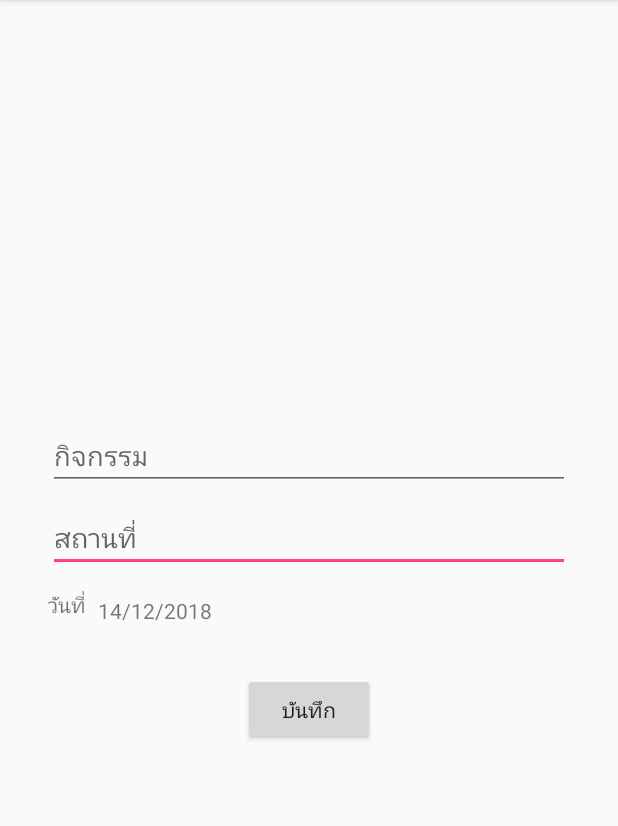
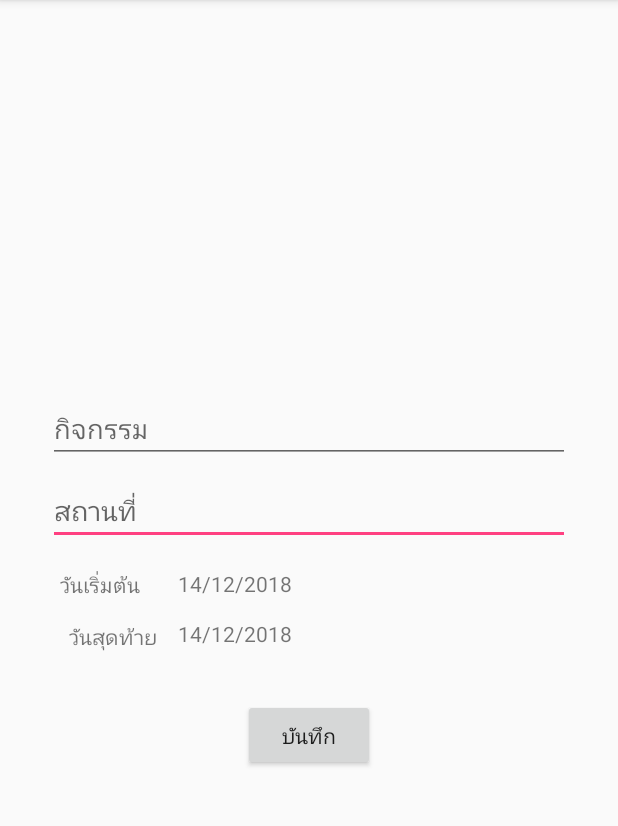
Before and after one commit to nuvvlyy/scheduleproject, an Android app: the Addschedule screen opened directly, with no data from a screen before it, on a phone screen of 412 x 824 dp, the part 84-910 px from its top. Run offline under Robolectric (Android 15) with nearby library versions, the phone set to English and light mode, and no system bars.

```diff
--- a/app/src/main/res/layout/activity_addschedule.xml
+++ b/app/src/main/res/layout/activity_addschedule.xml
@@ -27,16 +27,28 @@
 
     <TextView
         android:id="@+id/Date_edit_text"
-        android:layout_width="0dp"
-        android:layout_height="wrap_content"
-        android:layout_marginEnd="32dp"
+        android:layout_width="236dp"
+        android:layout_height="17dp"
+        android:layout_marginEnd="8dp"
+        android:layout_marginStart="8dp"
+        android:layout_marginTop="16dp"
+        app:layout_constraintBottom_toTopOf="@+id/end_Date_edit_text"
+        app:layout_constraintEnd_toEndOf="@+id/venue_edit_text"
+        app:layout_constraintStart_toEndOf="@+id/Date_textView"
+        app:layout_constraintTop_toBottomOf="@+id/venue_edit_text" />
+
+    <TextView
+        android:id="@+id/end_Date_edit_text"
+        android:layout_width="237dp"
+        android:layout_height="21dp"
+        android:layout_marginEnd="8dp"
         android:layout_marginStart="8dp"
         android:layout_marginTop="16dp"
         app:layout_constraintBottom_toTopOf="@+id/save_button"
-        app:layout_constraintEnd_toEndOf="parent"
-        app:layout_constraintHorizontal_bias="0.0"
-        app:layout_constraintStart_toEndOf="@+id/textView"
-        app:layout_constraintTop_toBottomOf="@+id/venue_edit_text" />
+        app:layout_constraintEnd_toEndOf="@+id/Date_edit_text"
+        app:layout_constraintHorizontal_bias="0.47"
+        app:layout_constraintStart_toStartOf="@+id/Date_edit_text"
+        app:layout_constraintTop_toBottomOf="@+id/Date_edit_text" />
 
     <Button
         android:id="@+id/save_button"
@@ -52,7 +64,7 @@
         app:layout_constraintEnd_toEndOf="parent"
         app:layout_constraintHorizontal_bias="0.5"
         app:layout_constraintStart_toStartOf="parent"
-        app:layout_constraintTop_toBottomOf="@+id/Date_edit_text" />
+        app:layout_constraintTop_toBottomOf="@+id/end_Date_edit_text" />
 
     <EditText
         android:id="@+id/title_edit_text"
@@ -71,15 +83,32 @@
         app:layout_constraintVertical_chainStyle="packed" />
 
     <TextView
-        android:id="@+id/textView"
+        android:id="@+id/end_Date_textView"
+        android:layout_width="wrap_content"
+        android:layout_height="wrap_content"
+        android:layout_marginEnd="8dp"
+        android:layout_marginTop="8dp"
+        android:fontFamily="sans-serif"
+        android:text="วันสุดท้าย"
+        android:textSize="14sp"
+        app:layout_constraintBottom_toBottomOf="@+id/end_Date_edit_text"
+        app:layout_constraintEnd_toStartOf="@+id/end_Date_edit_text"
+        app:layout_constraintStart_toStartOf="@+id/Date_textView"
+        app:layout_constraintTop_toTopOf="@+id/end_Date_edit_text"
+        app:layout_constraintVertical_bias="1.0" />
+
+    <TextView
+        android:id="@+id/Date_textView"
         android:layout_width="wrap_content"
         android:layout_height="wrap_content"
         android:layout_marginBottom="8dp"
-        android:text="วันที่"
+        android:layout_marginStart="8dp"
+        android:text="วันเริ่มต้น"
+        android:textSize="14sp"
         app:layout_constraintBottom_toBottomOf="@+id/Date_edit_text"
         app:layout_constraintStart_toStartOf="@+id/venue_edit_text"
-        app:layout_constraintTop_toTopOf="@+id/Date_edit_text" />
-
+        app:layout_constraintTop_toTopOf="@+id/Date_edit_text"
+        app:layout_constraintVertical_bias="0.0" />
     <!--<EditText-->
     <!--android:id="@+id/venue_edit_text"-->
     <!--android:layout_width="0dp"-->
```
Also changed, not shown: app/src/main/java/com/example/scheduleproject/Model/Addschedule.java (+111 -7 lines), app/src/main/java/com/example/scheduleproject/Model/AppoimentList.java (added, +33 -0 lines), app/src/main/java/com/example/scheduleproject/Model/ListAdapter.java (added, +66 -0 lines), app/src/main/java/com/example/scheduleproject/Model/MainActivity.java (+57 -1 lines), app/src/main/java/com/example/scheduleproject/database/DatabaseHelper.java (+18 -11 lines).
